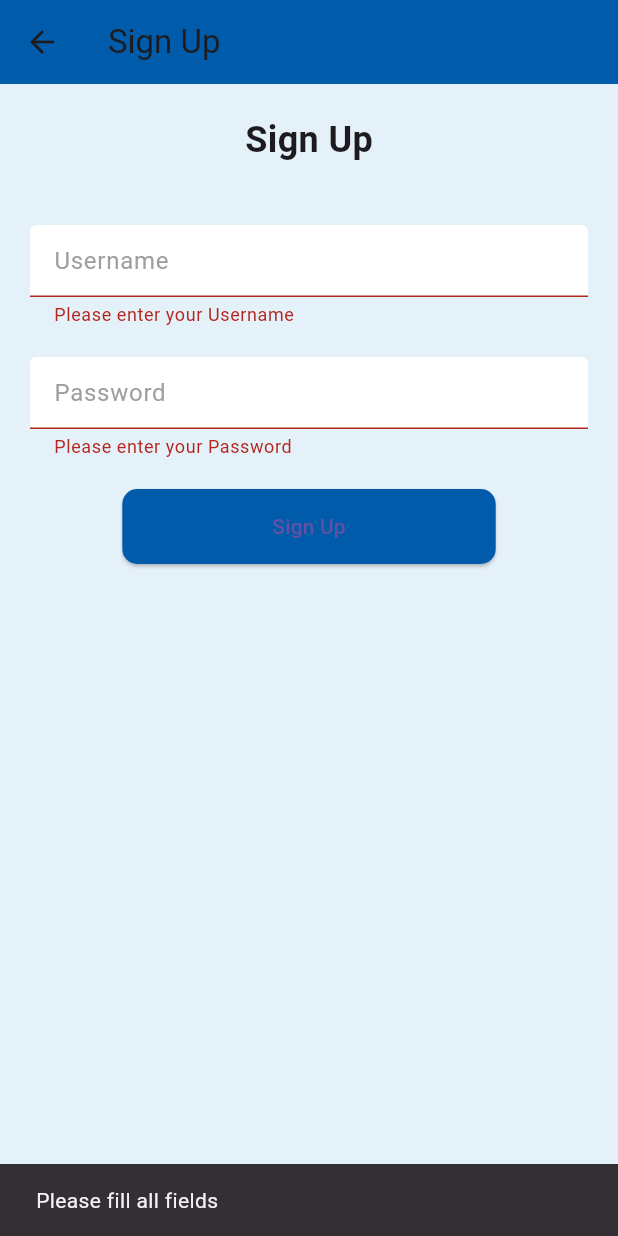
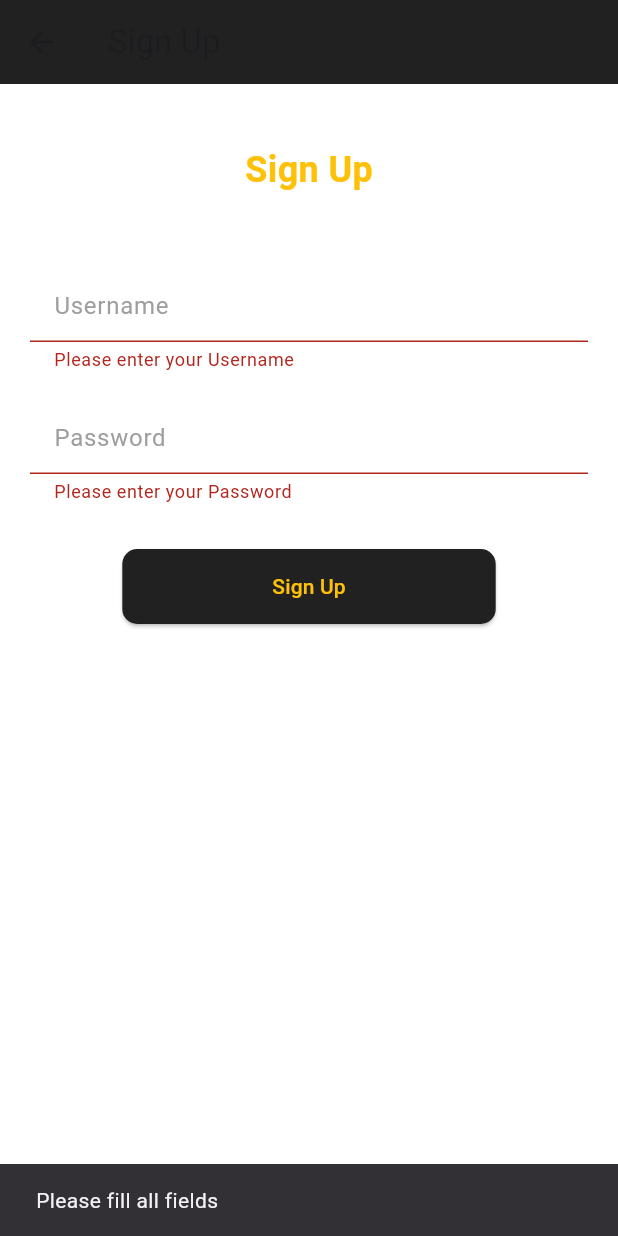
Before and after one commit to abdulwahababdal/burgan_bill, a Flutter app: the SignupPage screen opened by its route, after a tap on "Sign Up", on a phone screen of 412 x 824 dp. Run offline on Flutter 3.47's test engine with Material 3 defaults, Android fonts, the phone set to English and light mode, and no system bars; our stand-ins replace dio, flutter_animate, go_router, shared_preferences; missing offline and left inert: jwt_decode; accounts and stored records are empty; network calls fail.

Commit message:
SUBSCIPTION ROUTING

```diff
--- a/lib/main.dart
+++ b/lib/main.dart
@@ -4,6 +4,7 @@ import 'package:burgan_bill/pages/settings_page.dart';
 import 'package:burgan_bill/pages/signin.dart';
 import 'package:burgan_bill/pages/signup.dart';
 import 'package:burgan_bill/pages/splash_screen.dart';
+import 'package:burgan_bill/pages/sub.dart';
 import 'package:burgan_bill/pages/subscription_selection_page.dart';
 import 'package:burgan_bill/provider/auth_provider.dart';
 import 'package:burgan_bill/widgets/dashboard_widget.dart';
@@ -87,10 +88,21 @@ class MyApp extends StatelessWidget {
         path: '/dashboard',
         builder: (context, state) => Dashboard(),
       ),
+      GoRoute(
+        path: '/subscription',
+        builder: (context, state) {
+          final extra = state.extra as Map<String, dynamic>?;
+          return SubscriptionPage(
+            serviceName: extra?['serviceName'] ?? 'Service',
+            logoPath: extra?['logoPath'] ?? '',
+            options: extra?['options'] ?? [],
+          );
+        },
+      ),
 
       // GoRoute(
       //   path: '/subscriptions',
-      //   builder: (context, state) => TelecomAndSubscriptionSelectionPage(),
+      //   builder: (context, state) => SubscriptionPage(),
       // ),
       // GoRoute(
       //   path: '/tips',
--- a/lib/pages/homepage.dart
+++ b/lib/pages/homepage.dart
@@ -53,7 +53,7 @@ class _HomePageState extends State<HomePage> {
   @override
   Widget build(BuildContext context) {
     return Scaffold(
-      backgroundColor: Colors.grey[850],
+      backgroundColor: Colors.white,
       appBar: AppBar(
         backgroundColor: Colors.grey[900],
         title: Text(
--- a/lib/pages/signin.dart
+++ b/lib/pages/signin.dart
@@ -17,10 +17,14 @@ class SigninPage extends StatelessWidget {
   @override
   Widget build(BuildContext context) {
     return Scaffold(
-      backgroundColor: Colors.grey[850],
+      backgroundColor: Colors.white,
       appBar: AppBar(
-        title: const Text("Sign in"),
-        backgroundColor: Colors.grey[900],
+        centerTitle: true,
+        title: const Text(
+          "Sign in",
+          style: TextStyle(color: Colors.amber),
+        ),
+        backgroundColor: Colors.black,
       ),
       resizeToAvoidBottomInset: false,
       body: SingleChildScrollView(
@@ -38,7 +42,7 @@ class SigninPage extends StatelessWidget {
               ),
               const SizedBox(height: 20),
               const Text(
-                'Welcome to Meditation App',
+                'Burgan Bill',
                 style: TextStyle(
                   color: Colors.amber,
                   fontSize: 24,
@@ -48,10 +52,10 @@ class SigninPage extends StatelessWidget {
               const SizedBox(height: 30),
               TextField(
                 controller: usernameController,
-                style: const TextStyle(color: Colors.white),
+                style: const TextStyle(color: Colors.black),
                 decoration: InputDecoration(
                   filled: true,
-                  fillColor: Colors.grey[800],
+                  fillColor: Colors.white,
                   hintText: "Username / Email",
                   hintStyle: const TextStyle(color: Colors.grey),
                   prefixIcon:
@@ -73,10 +77,10 @@ class SigninPage extends StatelessWidget {
               TextField(
                 controller: passwordController,
                 obscureText: true,
-                style: const TextStyle(color: Colors.white),
+                style: const TextStyle(color: Colors.black),
                 decoration: InputDecoration(
                   filled: true,
-                  fillColor: Colors.grey[800],
+                  fillColor: Colors.white,
                   hintText: "Password",
                   hintStyle: const TextStyle(color: Colors.grey),
                   prefixIcon:
@@ -97,7 +101,7 @@ class SigninPage extends StatelessWidget {
               const SizedBox(height: 30),
               ElevatedButton(
                 style: ElevatedButton.styleFrom(
-                  backgroundColor: Colors.amber,
+                  backgroundColor: Colors.black,
                   padding:
                       const EdgeInsets.symmetric(horizontal: 100, vertical: 15),
                   shape: RoundedRectangleBorder(
@@ -124,8 +128,6 @@ class SigninPage extends StatelessWidget {
                           content: Text("Otp was sent to your email")),
                     );
                     context.goNamed('otp', extra: usernameController.text);
-
-                    //   context.go('/otp', extra: usernameController.text);
                   } on DioException catch (e) {
                     if (e.response == null || e.response!.data == null) return;
 
@@ -136,7 +138,7 @@ class SigninPage extends StatelessWidget {
                 },
                 child: const Text(
                   "Login",
-                  style: TextStyle(fontSize: 18, color: Colors.black),
+                  style: TextStyle(fontSize: 18, color: Colors.amber),
                 ),
               ),
               const SizedBox(height: 10),
--- a/lib/pages/signup.dart
+++ b/lib/pages/signup.dart
@@ -20,66 +20,76 @@ class _SignupPageState extends State<SignupPage> {
   @override
   Widget build(BuildContext context) {
     return Scaffold(
-      backgroundColor: const Color(0xFFE5F1F9),
+      backgroundColor: Colors.white,
       appBar: AppBar(
         title: const Text("Sign Up"),
-        backgroundColor: const Color(0xFF005BAA),
+        backgroundColor: Colors.grey[900],
       ),
-      body: Padding(
-        padding: const EdgeInsets.all(20.0),
-        child: Form(
+      body: SingleChildScrollView(
+        child: Padding(
+          padding: const EdgeInsets.symmetric(horizontal: 20),
+          child: Column(
+            mainAxisAlignment: MainAxisAlignment.center,
+            children: [
+              const SizedBox(height: 40),
+              const Text(
+                "Sign Up",
+                style: TextStyle(
+                  fontSize: 24,
+                  fontWeight: FontWeight.bold,
+                  color: Colors.amber,
+                ),
+              ),
+              const SizedBox(height: 20),
+              Form(
                 key: _formKey,
                 child: Column(
                   children: [
-              const Text(
-                "Sign Up",
-                style: TextStyle(fontSize: 24, fontWeight: FontWeight.bold),
-              ),
-              const SizedBox(height: 20),
-
-              const SizedBox(height: 20),
-              // Username Field
+                    const SizedBox(height: 30),
                     _buildTextField(
                       controller: usernameController,
                       hintText: 'Username',
                     ),
                     const SizedBox(height: 20),
-              // Password Field
                     _buildTextField(
                       controller: passwordController,
                       hintText: 'Password',
                       obscureText: true,
                     ),
-              const SizedBox(height: 20),
-              // Sign Up Button
+                    const SizedBox(height: 30),
                     ElevatedButton(
                       style: ElevatedButton.styleFrom(
-                  backgroundColor: const Color(0xFF005BAA),
-                  padding:
-                      const EdgeInsets.symmetric(horizontal: 100, vertical: 15),
+                        backgroundColor: Colors.grey[900],
+                        padding: const EdgeInsets.symmetric(
+                            horizontal: 100, vertical: 15),
                         shape: RoundedRectangleBorder(
                           borderRadius: BorderRadius.circular(10),
                         ),
                       ),
                       onPressed: () {
                         if (_formKey.currentState!.validate()) {
-                    {
-                      Provider.of<AuthProvider>(context, listen: false).signup(
+                          Provider.of<AuthProvider>(context, listen: false)
+                              .signup(
                             email: usernameController.text,
                             password: passwordController.text,
                           );
-                      Provider.of<AuthProvider>(context, listen: false);
-                      //   .logout();
                           context.go('/');
-                    }
                         } else {
                           ScaffoldMessenger.of(context).showSnackBar(
-                      const SnackBar(content: Text('Please fill all fields')),
+                            const SnackBar(
+                                content: Text('Please fill all fields')),
                           );
                         }
                       },
-                child: const Text("Sign Up"),
+                      child: const Text(
+                        "Sign Up",
+                        style: TextStyle(color: Colors.amber),
                       ),
+                    ),
+                  ],
+                ),
+              ),
+              const SizedBox(height: 20),
             ],
           ),
         ),
@@ -103,12 +113,12 @@ class _SignupPageState extends State<SignupPage> {
         hintStyle: const TextStyle(color: Colors.grey),
         enabledBorder: OutlineInputBorder(
           borderRadius: BorderRadius.circular(10),
-          borderSide: const BorderSide(color: Color(0xFF005BAA)),
+          borderSide: const BorderSide(color: Colors.amber),
         ),
         focusedBorder: OutlineInputBorder(
           borderRadius: BorderRadius.circular(10),
           borderSide: const BorderSide(
-            color: Color(0xFF005BAA),
+            color: Colors.amber,
             width: 2,
           ),
         ),
--- a/pubspec.yaml
+++ b/pubspec.yaml
@@ -32,7 +32,4 @@ dev_dependencies:
 flutter:
   uses-material-design: true
   assets:
-    - assets/images/disney.png
-    - assets/images/netflix.png
-    - assets/images/hbo.png
-    - assets/images/prime.png
+    - assets/images/
```
Also changed, not shown: lib/pages/otp.dart (+32 -14 lines), lib/pages/sub.dart (+3 -13 lines), lib/pages/subscription_selection_page.dart (+8 -29 lines), lib/widgets/dashboard_widget.dart (+24 -18 lines). Lines whose indentation alone changed are shown as unchanged.
